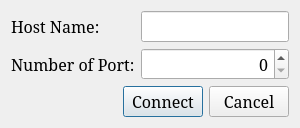
Qt form SettingDialog.ui (8Observer8/Sensors) before a commit.
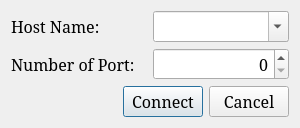
The same form after that commit.

Commit message: add hostCombo to settings

```diff
--- a/SettingDialog.ui
+++ b/SettingDialog.ui
@@ -29,9 +29,6 @@
        </property>
       </widget>
      </item>
-     <item row="0" column="1">
-      <widget class="QLineEdit" name="hostNameLineEdit"/>
-     </item>
      <item row="1" column="0">
       <widget class="QLabel" name="portNumberLabel">
        <property name="text">
@@ -49,6 +46,13 @@
        </property>
       </widget>
      </item>
+     <item row="0" column="1">
+      <widget class="QComboBox" name="hostCombo">
+       <property name="editable">
+        <bool>true</bool>
+       </property>
+      </widget>
+     </item>
     </layout>
    </item>
    <item>
```
Left out of the diff: 2 changed lines with no effect on the pictures. The commit also changes 1 other file.
